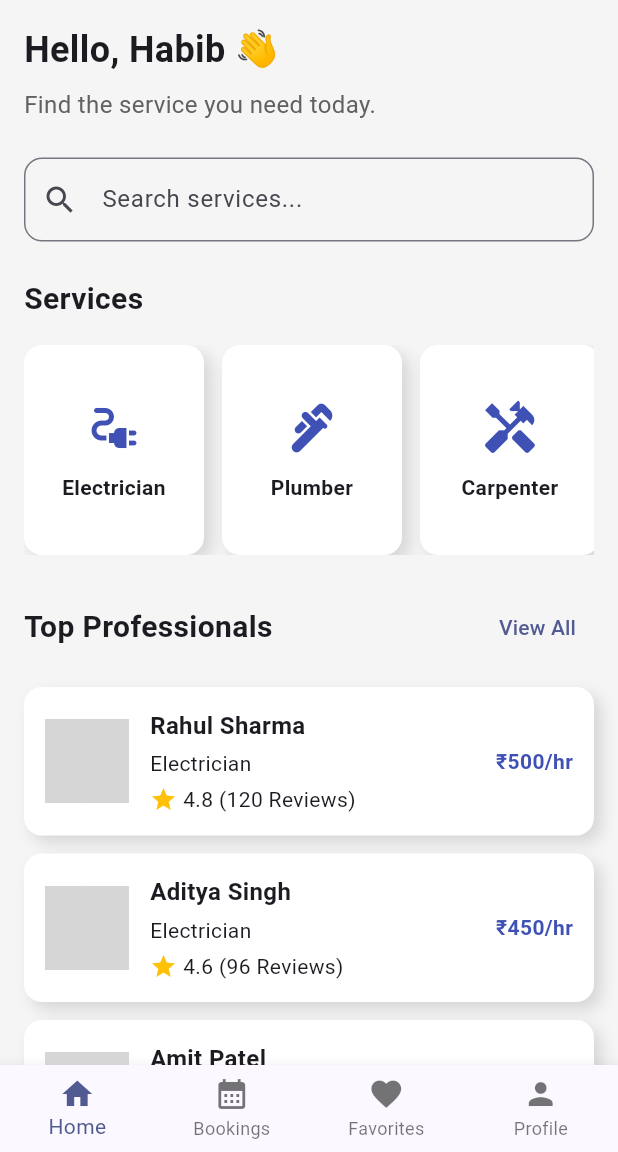
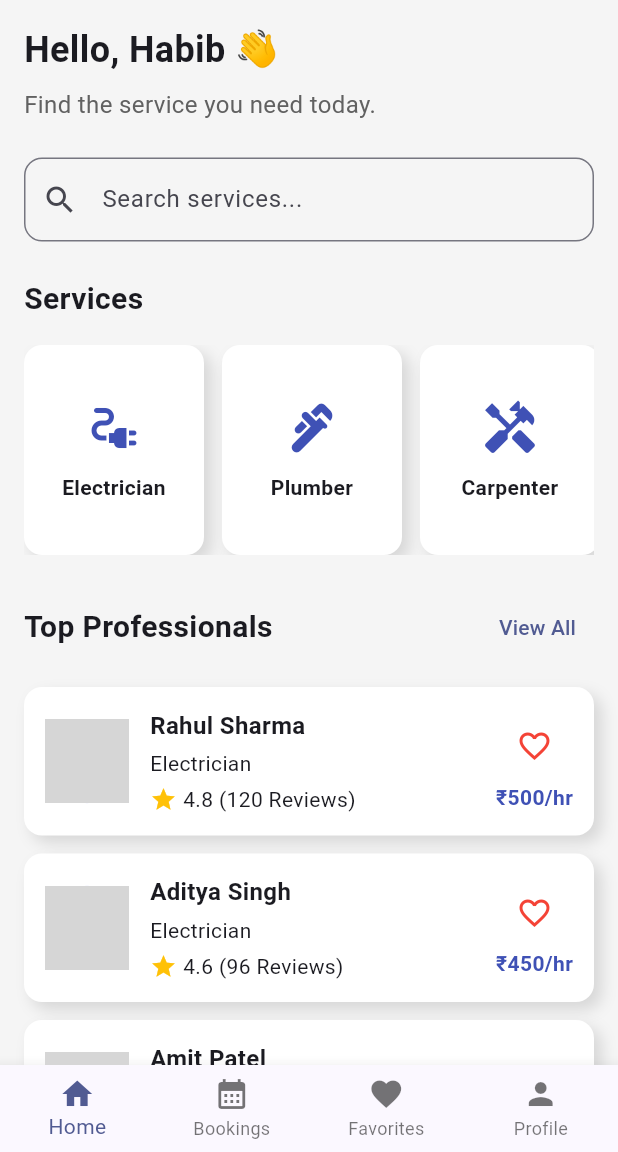
Before and after one commit to habibgheta/home_ease, a Flutter app: the screen it shows after launch, on a phone screen of 412 x 824 dp, the part 84-1236 px from its top. Run offline on Flutter 3.47's test engine with Material 3 defaults, Android fonts, the phone set to English and light mode, and no system bars; grey boxes are pictures that could not be loaded.

Commit message:
Complete UI development

```diff
--- /dev/null
+++ b/lib/models/favorite.dart
@@ -0,0 +1,7 @@
+import 'package:home_ease/models/service_provider.dart';
+
+class Favorite {
+  final ServiceProvider provider;
+
+  Favorite({required this.provider});
+}
--- a/lib/screens/home/home_screen.dart
+++ b/lib/screens/home/home_screen.dart
@@ -5,6 +5,10 @@ import 'package:home_ease/models/service_provider.dart';
 import 'package:home_ease/widgets/provider_card.dart';
 import 'package:home_ease/screens/home/service_providers_screen.dart';
 import 'package:home_ease/screens/main_screen.dart';
+import 'package:home_ease/screens/booking/bookings_screen.dart';
+import 'package:home_ease/screens/favorites/favorites_screen.dart';
+import 'package:home_ease/screens/settings/settings_screen.dart';
+import 'package:home_ease/screens/about/about_screen.dart';
 
 class HomeScreen extends StatelessWidget {
   const HomeScreen({super.key});
@@ -73,7 +77,122 @@ class HomeScreen extends StatelessWidget {
     return Scaffold(
       appBar: AppBar(title: const Text("HomeEase"), centerTitle: true),
 
-      drawer: const Drawer(),
+      drawer: Drawer(
+        child: ListView(
+          padding: EdgeInsets.zero,
+          children: [
+            const UserAccountsDrawerHeader(
+              accountName: Text("Habib Gheta"),
+              accountEmail: Text("habib@example.com"),
+              currentAccountPicture: const CircleAvatar(
+                backgroundColor: Colors.white,
+                child: Padding(
+                  padding: EdgeInsets.all(8),
+                  child: Image(
+                    image: AssetImage("assets/images/home_ease_logo.png"),
+                  ),
+                ),
+              ),
+            ),
+
+            ListTile(
+              leading: const Icon(Icons.home),
+              title: const Text("Home"),
+              onTap: () {
+                Navigator.pop(context);
+              },
+            ),
+
+            ListTile(
+              leading: const Icon(Icons.calendar_month),
+              title: const Text("My Bookings"),
+              onTap: () {
+                Navigator.push(
+                  context,
+                  MaterialPageRoute(
+                    builder: (context) => const BookingsScreen(),
+                  ),
+                );
+              },
+            ),
+
+            ListTile(
+              leading: const Icon(Icons.favorite),
+              title: const Text("Favorites"),
+              onTap: () {
+                Navigator.push(
+                  context,
+                  MaterialPageRoute(
+                    builder: (context) => const FavoritesScreen(),
+                  ),
+                );
+              },
+            ),
+
+            ListTile(
+              leading: const Icon(Icons.settings),
+              title: const Text("Settings"),
+              onTap: () {
+                Navigator.push(
+                  context,
+                  MaterialPageRoute(
+                    builder: (context) => const SettingsScreen(),
+                  ),
+                );
+              },
+            ),
+
+            ListTile(
+              leading: const Icon(Icons.info),
+              title: const Text("About Us"),
+              onTap: () {
+                Navigator.push(
+                  context,
+                  MaterialPageRoute(builder: (context) => const AboutScreen()),
+                );
+              },
+            ),
+
+            const Divider(),
+
+            ListTile(
+              leading: const Icon(Icons.logout, color: Colors.red),
+              title: const Text("Logout", style: TextStyle(color: Colors.red)),
+              onTap: () {
+                showDialog(
+                  context: context,
+                  builder: (context) {
+                    return AlertDialog(
+                      title: const Text("Logout"),
+                      content: const Text("Are you sure you want to logout?"),
+                      actions: [
+                        TextButton(
+                          onPressed: () {
+                            Navigator.pop(context);
+                          },
+                          child: const Text("Cancel"),
+                        ),
+                        ElevatedButton(
+                          onPressed: () {
+                            Navigator.pop(context);
+
+                            ScaffoldMessenger.of(context).showSnackBar(
+                              const SnackBar(
+                                content: Text("Logged out successfully"),
+                              ),
+                            );
+                          },
+                          child: const Text("Logout"),
+                        ),
+                      ],
+                    );
+                  },
+                );
+              },
+            ),
+          ],
+        ),
+      ),
 
       body: SafeArea(
         child: SingleChildScrollView(
--- a/lib/screens/main_screen.dart
+++ b/lib/screens/main_screen.dart
@@ -1,6 +1,8 @@
 import 'package:flutter/material.dart';
 import 'package:home_ease/screens/home/home_screen.dart';
 import 'package:home_ease/screens/booking/bookings_screen.dart';
+import 'package:home_ease/screens/favorites/favorites_screen.dart';
+import 'package:home_ease/screens/profile/profile_screen.dart';
 
 class MainScreen extends StatefulWidget {
   const MainScreen({super.key});
@@ -15,12 +17,8 @@ class _MainScreenState extends State<MainScreen> {
   final List<Widget> screens = [
     const HomeScreen(),
     const BookingsScreen(),
-
-    const Center(
-      child: Text("Favorites Screen", style: TextStyle(fontSize: 22)),
-    ),
-
-    const Center(child: Text("Profile Screen", style: TextStyle(fontSize: 22))),
+    const FavoritesScreen(),
+    const ProfileScreen(),
   ];
 
   @override
--- /dev/null
+++ b/lib/services/favorite_service.dart
@@ -0,0 +1,26 @@
+import 'package:home_ease/models/favorite.dart';
+import 'package:home_ease/models/service_provider.dart';
+
+class FavoriteService {
+  static final List<Favorite> favorites = [];
+
+  static void addFavorite(ServiceProvider provider) {
+    if (!isFavorite(provider)) {
+      favorites.add(Favorite(provider: provider));
+    }
+  }
+
+  static void removeFavorite(ServiceProvider provider) {
+    favorites.removeWhere(
+      (favorite) => favorite.provider.name == provider.name,
+    );
+  }
+
+  static bool isFavorite(ServiceProvider provider) {
+    return favorites.any((favorite) => favorite.provider.name == provider.name);
+  }
+
+  static List<Favorite> getFavorites() {
+    return favorites;
+  }
+}
--- a/lib/widgets/provider_card.dart
+++ b/lib/widgets/provider_card.dart
@@ -1,17 +1,25 @@
 import 'package:flutter/material.dart';
 import 'package:home_ease/models/service_provider.dart';
+import 'package:home_ease/services/favorite_service.dart';
 
-class ProviderCard extends StatelessWidget {
+class ProviderCard extends StatefulWidget {
   const ProviderCard({super.key, required this.provider, this.onTap});
 
   final ServiceProvider provider;
   final VoidCallback? onTap;
 
   @override
+  State<ProviderCard> createState() => _ProviderCardState();
+}
+
+class _ProviderCardState extends State<ProviderCard> {
+  @override
   Widget build(BuildContext context) {
+    bool isFavorite = FavoriteService.isFavorite(widget.provider);
+
     return InkWell(
       borderRadius: BorderRadius.circular(12),
-      onTap: onTap,
+      onTap: widget.onTap,
       child: Container(
         margin: const EdgeInsets.only(bottom: 12),
         padding: const EdgeInsets.all(14),
@@ -30,7 +38,7 @@ class ProviderCard extends StatelessWidget {
           children: [
             CircleAvatar(
               radius: 28,
-              backgroundImage: AssetImage(provider.image),
+              backgroundImage: AssetImage(widget.provider.image),
             ),
 
             const SizedBox(width: 14),
@@ -40,7 +48,7 @@ class ProviderCard extends StatelessWidget {
                 crossAxisAlignment: CrossAxisAlignment.start,
                 children: [
                   Text(
-                    provider.name,
+                    widget.provider.name,
                     style: const TextStyle(
                       fontSize: 16,
                       fontWeight: FontWeight.bold,
@@ -49,7 +57,7 @@ class ProviderCard extends StatelessWidget {
 
                   const SizedBox(height: 4),
 
-                  Text(provider.service),
+                  Text(widget.provider.service),
 
                   const SizedBox(height: 4),
 
@@ -57,19 +65,43 @@ class ProviderCard extends StatelessWidget {
                     children: [
                       const Icon(Icons.star, color: Colors.amber, size: 18),
                       const SizedBox(width: 4),
-                      Text("${provider.rating} (${provider.reviews} Reviews)"),
+                      Text(
+                        "${widget.provider.rating} (${widget.provider.reviews} Reviews)",
+                      ),
                     ],
                   ),
                 ],
               ),
             ),
 
-            Text(
-              "₹${provider.charges}/hr",
-              style: const TextStyle(
-                fontWeight: FontWeight.bold,
-                color: Colors.indigo,
-              ),
+            Column(
+              children: [
+                IconButton(
+                  onPressed: () {
+                    setState(() {
+                      if (FavoriteService.isFavorite(widget.provider)) {
+                        FavoriteService.removeFavorite(widget.provider);
+                      } else {
+                        FavoriteService.addFavorite(widget.provider);
+                      }
+                    });
+                  },
+                  icon: Icon(
+                    FavoriteService.isFavorite(widget.provider)
+                        ? Icons.favorite
+                        : Icons.favorite_border,
+                    color: Colors.red,
+                  ),
+                ),
+
+                Text(
+                  "₹${widget.provider.charges}/hr",
+                  style: const TextStyle(
+                    fontWeight: FontWeight.bold,
+                    color: Colors.indigo,
+                  ),
+                ),
+              ],
             ),
           ],
         ),
--- a/pubspec.yaml
+++ b/pubspec.yaml
@@ -31,6 +31,8 @@ dependencies:
   flutter:
     sdk: flutter
 
+  url_launcher: ^6.3.0
+
   # The following adds the Cupertino Icons font to your application.
   # Use with the CupertinoIcons class for iOS style icons.
   cupertino_icons: ^1.0.8
@@ -61,6 +63,7 @@ flutter:
   assets:
     - assets/images/
     - assets/images/providers/
+    - assets/images/profile/
   #   - images/a_dot_burr.jpeg
   #   - images/a_dot_ham.jpeg
 
```
Also changed, not shown: lib/screens/about/about_screen.dart (added, +143 -0 lines), lib/screens/favorites/favorites_screen.dart (added, +41 -0 lines), lib/screens/profile/profile_screen.dart (added, +133 -0 lines), lib/screens/settings/settings_screen.dart (added, +65 -0 lines), assets/images/home_ease_logo.png, assets/images/profile/profile.jpg (added), pubspec.lock, 5 other files.
